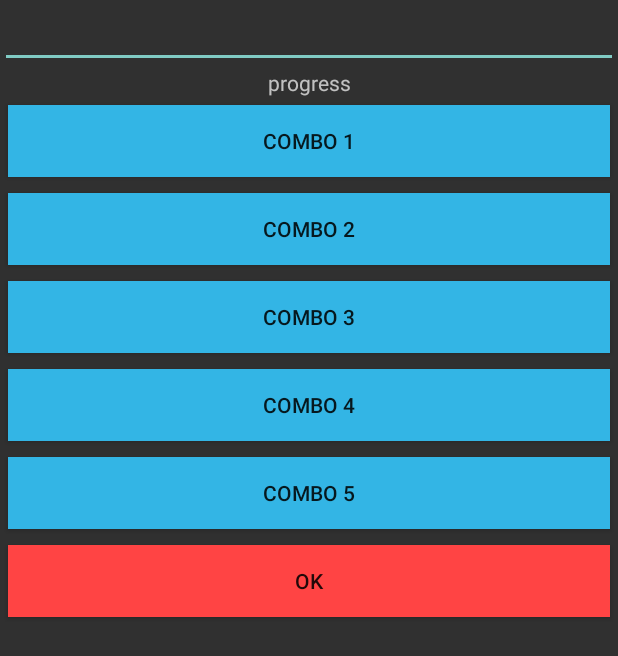
After one commit to MinHieu2006/Braille-converter, an Android app: the layout activity_bluetooth_control.xml on its own in the app's theme, with its tools: preview values and no code run, on a phone screen of 412 x 824 dp. The commit adds this screen. Shown: the top 656 px of the screen. Run offline under Robolectric (Android 15) with nearby library versions, the phone set to English and light mode, and no system bars.

Commit message:
Connect Bluetooth_control.

```diff
--- a/app/src/main/java/com/example/brailleconverter/MainActivity.java
+++ b/app/src/main/java/com/example/brailleconverter/MainActivity.java
@@ -2,6 +2,7 @@ package com.example.brailleconverter;
 
 import androidx.appcompat.app.AppCompatActivity;
 
+import android.bluetooth.BluetoothAdapter;
 import android.os.Bundle;
 
 public class MainActivity extends AppCompatActivity {
@@ -9,6 +10,8 @@ public class MainActivity extends AppCompatActivity {
     @Override
     protected void onCreate(Bundle savedInstanceState) {
         super.onCreate(savedInstanceState);
-        setContentView(R.layout.podcasto_episode);
+        setContentView(R.layout.activity_bluetooth_control);
+
     }
+
 }
--- /dev/null
+++ b/app/src/main/res/layout/activity_bluetooth_control.xml
@@ -0,0 +1,156 @@
+<?xml version="1.0" encoding="utf-8"?>
+<androidx.constraintlayout.widget.ConstraintLayout xmlns:android="http://schemas.android.com/apk/res/android"
+    xmlns:app="http://schemas.android.com/apk/res-auto"
+    xmlns:tools="http://schemas.android.com/tools"
+    android:layout_width="match_parent"
+    android:layout_height="match_parent"
+    tools:context=".Bluetooth_control">
+
+    <LinearLayout
+        android:layout_width="match_parent"
+        android:layout_height="match_parent"
+        android:orientation="vertical"
+        tools:layout_editor_absoluteX="8dp"
+        tools:layout_editor_absoluteY="8dp">
+        <LinearLayout
+            android:layout_width="match_parent"
+            android:layout_height="wrap_content"
+            android:orientation="horizontal">
+
+            <EditText
+                android:id="@+id/t"
+                android:layout_width="match_parent"
+                android:layout_height="wrap_content"
+                android:layout_weight="1"
+                android:textAlignment="center"
+                tools:layout_editor_absoluteX="8dp"
+                tools:layout_editor_absoluteY="30dp" />
+        </LinearLayout>
+
+        <LinearLayout
+            android:layout_width="match_parent"
+            android:layout_height="wrap_content"
+            android:orientation="horizontal">
+
+            <TextView
+                android:id="@+id/textView2"
+                android:layout_width="match_parent"
+                android:layout_height="wrap_content"
+                android:layout_weight="1"
+                android:text="progress"
+                android:textAlignment="center"
+                tools:layout_editor_absoluteX="8dp"
+                tools:layout_editor_absoluteY="30dp" />
+        </LinearLayout>
+
+        <LinearLayout
+            android:layout_width="match_parent"
+            android:layout_height="wrap_content"
+            android:orientation="horizontal">
+
+            <Button
+                android:id="@+id/button2"
+                android:layout_margin="5dp"
+                style="@style/Widget.AppCompat.Button.Colored"
+                android:layout_width="wrap_content"
+                android:layout_height="wrap_content"
+                android:layout_weight="1"
+                android:background="@android:color/holo_blue_light"
+                android:text="Combo 1"
+                tools:layout_editor_absoluteX="148dp"
+                tools:layout_editor_absoluteY="88dp" />
+        </LinearLayout>
+
+        <LinearLayout
+            android:layout_width="match_parent"
+            android:layout_height="wrap_content"
+            android:orientation="horizontal">
+
+            <Button
+                android:id="@+id/button3"
+                style="@style/Widget.AppCompat.Button.Colored"
+                android:layout_width="wrap_content"
+                android:layout_height="wrap_content"
+                android:layout_margin="5dp"
+                android:layout_weight="1"
+                android:background="@android:color/holo_blue_light"
+                android:text="Combo 2"
+                tools:layout_editor_absoluteX="192dp"
+                tools:layout_editor_absoluteY="64dp" />
+        </LinearLayout>
+
+        <LinearLayout
+            android:layout_width="match_parent"
+            android:layout_height="wrap_content"
+            android:orientation="horizontal">
+
+            <Button
+                android:id="@+id/button5"
+                style="@style/Widget.AppCompat.Button.Colored"
+                android:layout_width="wrap_content"
+                android:layout_height="wrap_content"
+                android:layout_margin="5dp"
+                android:layout_weight="1"
+                android:background="@android:color/holo_blue_light"
+                android:text="Combo 3"
+                tools:layout_editor_absoluteX="61dp"
+                tools:layout_editor_absoluteY="134dp" />
+        </LinearLayout>
+
+        <LinearLayout
+            android:layout_width="match_parent"
+            android:layout_height="wrap_content"
+            android:orientation="horizontal">
+
+            <Button
+                android:id="@+id/button6"
+                style="@style/Widget.AppCompat.Button.Colored"
+                android:layout_width="wrap_content"
+                android:layout_height="wrap_content"
+                android:layout_margin="5dp"
+                android:layout_weight="1"
+                android:background="@android:color/holo_blue_light"
+                android:text="Combo 4"
+                tools:layout_editor_absoluteX="91dp"
+                tools:layout_editor_absoluteY="168dp" />
+        </LinearLayout>
+
+        <LinearLayout
+            android:layout_width="match_parent"
+            android:layout_height="wrap_content"
+            android:orientation="horizontal">
+
+            <Button
+                android:id="@+id/button7"
+                style="@style/Widget.AppCompat.Button.Colored"
+                android:layout_width="wrap_content"
+                android:layout_height="wrap_content"
+                android:layout_margin="5dp"
+                android:layout_weight="1"
+                android:background="@android:color/holo_blue_light"
+                android:text="Combo 5"
+                tools:layout_editor_absoluteX="112dp"
+                tools:layout_editor_absoluteY="336dp" />
+        </LinearLayout>
+
+        <LinearLayout
+            android:layout_width="match_parent"
+            android:layout_height="wrap_content"
+            android:orientation="horizontal">
+
+            <Button
+                android:id="@+id/button4"
+                style="@style/Widget.AppCompat.Button.Colored"
+                android:layout_width="wrap_content"
+                android:layout_height="wrap_content"
+                android:layout_margin="5dp"
+                android:layout_weight="1"
+                android:background="@android:color/holo_red_light"
+                android:text="OK"
+                tools:layout_editor_absoluteX="108dp"
+                tools:layout_editor_absoluteY="154dp" />
+        </LinearLayout>
+
+    </LinearLayout>
+
+</androidx.constraintlayout.widget.ConstraintLayout>
```
Also changed, not shown: app/src/main/AndroidManifest.xml (+8 -1 lines), app/src/main/java/com/example/brailleconverter/Bluetooth_control.java (added, +162 -0 lines).
